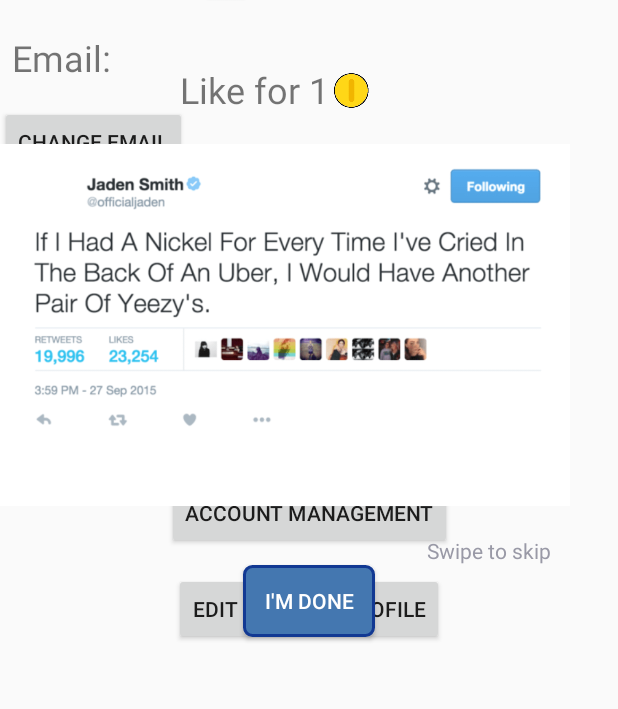
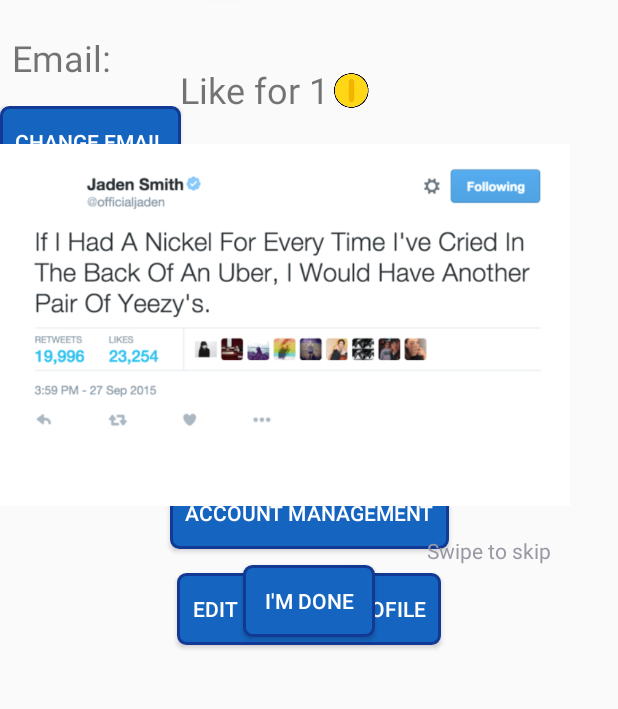
Before and after one commit to rscsam/Social-Contract, an Android app: the fragment DiscoverFragment placed in its activity, after a tap on "user_logo", on a phone screen of 412 x 824 dp, the part 147-856 px from its top. Run offline under Robolectric (Android 15) with nearby library versions, the phone set to English and light mode, and no system bars; our stand-ins replace Volley; libraries missing offline, so code that uses them is left out: com.twitter.sdk; network calls fail; 2 statements that could not run were skipped.

Commit message:
Merge branches 'ali' and 'master' of https://github.com/rscsam/Social-Contract into ali

```diff
--- /dev/null
+++ b/app/src/main/res/drawable/new_custom_button.xml
@@ -0,0 +1,34 @@
+<?xml version="1.0" encoding="utf-8"?>
+<selector xmlns:android="http://schemas.android.com/apk/res/android">
+    <item android:state_enabled="false">
+        <shape>
+            <solid android:color="#1565C0"/>
+            <stroke
+                android:width="2dp"
+                android:color="@color/colorPrimaryDark"/>
+            <corners
+                android:radius="5dp" />
+            <padding
+                android:bottom="10dp"
+                android:top="10dp"
+                android:left="10dp"
+                android:right="10dp" />
+        </shape>
+    </item>
+
+    <item>
+        <shape>
+            <solid android:color="#1565C0"/>
+            <stroke
+                android:width="2dp"
+                android:color="@color/colorPrimaryDark"/>
+            <corners
+                android:radius="5dp" />
+            <padding
+                android:bottom="10dp"
+                android:top="10dp"
+                android:left="10dp"
+                android:right="10dp" />
+        </shape>
+    </item>
+</selector>
--- a/app/src/main/res/layout/activity_forgot_password.xml
+++ b/app/src/main/res/layout/activity_forgot_password.xml
@@ -63,6 +63,8 @@
         android:layout_marginStart="20dp"
         android:onClick="onClickSend"
         android:text="@string/send_me_reset_instructions"
+        android:textColor="@color/white"
+        android:background="@drawable/new_custom_button"
         app:layout_constraintBottom_toBottomOf="parent"
         app:layout_constraintStart_toStartOf="parent"
         app:layout_constraintTop_toBottomOf="@+id/editText4" />
--- a/app/src/main/res/layout/activity_login.xml
+++ b/app/src/main/res/layout/activity_login.xml
@@ -42,6 +42,8 @@
         android:layout_marginStart="8dp"
         android:layout_marginTop="30dp"
         android:onClick="onClickLogin"
+        android:background="@drawable/new_custom_button"
+        android:textColor="@color/white"
         android:text="@string/login"
         app:layout_constraintEnd_toEndOf="parent"
         app:layout_constraintStart_toStartOf="parent"
--- a/app/src/main/res/layout/activity_registration.xml
+++ b/app/src/main/res/layout/activity_registration.xml
@@ -89,6 +89,8 @@
         android:layout_marginTop="44dp"
         android:onClick="onClickRegisterDone"
         android:text="@string/register"
+        android:textColor="@color/white"
+        android:background="@drawable/new_custom_button"
         app:layout_constraintEnd_toEndOf="parent"
         app:layout_constraintStart_toStartOf="parent"
         app:layout_constraintTop_toBottomOf="@+id/register_password_confirm_et" />
--- a/app/src/main/res/layout/activity_registration_confirmemail.xml
+++ b/app/src/main/res/layout/activity_registration_confirmemail.xml
@@ -14,6 +14,8 @@
         android:layout_marginTop="8dp"
         android:onClick="onClickConfirm"
         android:text="@string/confirm_email_address"
+        android:textColor="@color/white"
+        android:background="@drawable/new_custom_button"
         app:layout_constraintStart_toStartOf="@+id/textView15"
         app:layout_constraintTop_toBottomOf="@+id/textView16" />
 
--- a/app/src/main/res/layout/discover_account_selected_instagram.xml
+++ b/app/src/main/res/layout/discover_account_selected_instagram.xml
@@ -35,8 +35,8 @@
             android:layout_width="wrap_content"
             android:layout_height="wrap_content"
             android:layout_gravity="center"
-            android:background="@drawable/custom_button"
             android:textColor="@color/white"
+            android:background="@drawable/new_custom_button"
             android:text="@string/go" />
 
     </LinearLayout>
--- a/app/src/main/res/layout/discover_account_selected_twitter.xml
+++ b/app/src/main/res/layout/discover_account_selected_twitter.xml
@@ -41,8 +41,8 @@
             android:layout_width="wrap_content"
             android:layout_height="wrap_content"
             android:layout_gravity="center"
-            android:background="@drawable/custom_button"
             android:textColor="@color/white"
+            android:background="@drawable/new_custom_button"
             android:text="@string/go" />
 
     </LinearLayout>
--- a/app/src/main/res/layout/fragment_account_management.xml
+++ b/app/src/main/res/layout/fragment_account_management.xml
@@ -36,6 +36,8 @@
         android:layout_height="52dp"
         android:layout_marginBottom="52dp"
         android:text="@string/connect_account"
+        android:textColor="@color/white"
+        android:background="@drawable/new_custom_button"
         app:layout_constraintBottom_toBottomOf="parent"
         app:layout_constraintEnd_toEndOf="parent"
         app:layout_constraintStart_toStartOf="parent" />
--- a/app/src/main/res/layout/fragment_discover.xml
+++ b/app/src/main/res/layout/fragment_discover.xml
@@ -81,8 +81,8 @@
         android:id="@+id/im_done_button"
         android:layout_width="wrap_content"
         android:layout_height="wrap_content"
-        android:background="@drawable/custom_button"
         android:textColor="@color/white"
+        android:background="@drawable/new_custom_button"
         app:layout_constraintStart_toStartOf="@+id/icons_group"
         app:layout_constraintEnd_toEndOf="@+id/icons_group"
         app:layout_constraintTop_toBottomOf="@+id/skip_text"
--- a/app/src/main/res/layout/fragment_edit_interest_profile.xml
+++ b/app/src/main/res/layout/fragment_edit_interest_profile.xml
@@ -62,8 +62,8 @@
         android:text="@string/save_changes"
         android:layout_width="wrap_content"
         android:layout_height="wrap_content"
-        android:background="@drawable/custom_button"
         android:textColor="@color/white"
+        android:background="@drawable/new_custom_button"
         app:layout_constraintTop_toBottomOf="@id/interest_checkboxes_ll"
         app:layout_constraintBottom_toBottomOf="parent"
         app:layout_constraintStart_toStartOf="parent"
--- a/app/src/main/res/layout/fragment_facebook_grow.xml
+++ b/app/src/main/res/layout/fragment_facebook_grow.xml
@@ -133,6 +133,8 @@
         android:layout_marginTop="8dp"
         android:text="@string/facebook_grow_go"
         android:textSize="24sp"
+        android:textColor="@color/white"
+        android:background="@drawable/new_custom_button"
         app:layout_constraintBottom_toBottomOf="parent"
         app:layout_constraintEnd_toEndOf="parent"
         app:layout_constraintStart_toStartOf="parent"
--- a/app/src/main/res/layout/fragment_home.xml
+++ b/app/src/main/res/layout/fragment_home.xml
@@ -27,7 +27,7 @@
         android:layout_height="60dp"
         android:text="@string/discover"
         android:textColor="@color/white"
-        android:background="@drawable/custom_button"
+        android:background="@drawable/new_custom_button"
         android:layout_marginEnd="5dp"
         android:layout_marginBottom="2dp"
         app:layout_constraintBottom_toBottomOf="parent"
@@ -40,7 +40,7 @@
         android:layout_height="60dp"
         android:text="@string/grow"
         android:textColor="@color/white"
-        android:background="@drawable/custom_button"
+        android:background="@drawable/new_custom_button"
         android:layout_marginBottom="2dp"
         app:layout_constraintBaseline_toBaselineOf="@id/discover_button"
         app:layout_constraintEnd_toEndOf="parent"
--- a/app/src/main/res/layout/fragment_instagram_grow.xml
+++ b/app/src/main/res/layout/fragment_instagram_grow.xml
@@ -131,6 +131,8 @@
         android:layout_marginEnd="8dp"
         android:layout_marginStart="8dp"
         android:layout_marginTop="8dp"
+        android:textColor="@color/white"
+        android:background="@drawable/new_custom_button"
         android:text="@string/go"
         android:textSize="24sp"
         app:layout_constraintBottom_toBottomOf="parent"
--- a/app/src/main/res/layout/fragment_profile.xml
+++ b/app/src/main/res/layout/fragment_profile.xml
@@ -41,6 +41,8 @@
             android:id="@+id/change_email_bt"
             android:layout_width="wrap_content"
             android:layout_height="wrap_content"
+            android:textColor="@color/white"
+            android:background="@drawable/new_custom_button"
             android:text="@string/change_email" />
 
         <EditText
@@ -81,6 +83,8 @@
             android:id="@+id/change_password_bt"
             android:layout_width="wrap_content"
             android:layout_height="wrap_content"
+            android:textColor="@color/white"
+            android:background="@drawable/new_custom_button"
             android:text="@string/change_password" />
 
         <EditText
@@ -96,6 +100,8 @@
             android:id="@+id/confirm_password_bt"
             android:layout_width="wrap_content"
             android:layout_height="match_parent"
+            android:textColor="@color/white"
+            android:background="@drawable/new_custom_button"
             android:text="@string/confirm"
             android:visibility="gone" />
 
@@ -103,6 +109,8 @@
             android:id="@+id/cancel_password_bt"
             android:layout_width="wrap_content"
             android:layout_height="match_parent"
+            android:textColor="@color/white"
+            android:background="@drawable/new_custom_button"
             android:text="@string/cancel"
             android:visibility="gone" />
 
@@ -116,6 +124,8 @@
         android:layout_marginStart="8dp"
         android:layout_marginTop="360dp"
         android:text="@string/account_management"
+        android:textColor="@color/white"
+        android:background="@drawable/new_custom_button"
         app:layout_constraintEnd_toEndOf="parent"
         app:layout_constraintStart_toStartOf="parent"
         app:layout_constraintTop_toTopOf="parent" />
@@ -127,6 +137,8 @@
         android:layout_marginBottom="8dp"
         android:layout_marginTop="16dp"
         android:text="@string/edit_interest_profile"
+        android:textColor="@color/white"
+        android:background="@drawable/new_custom_button"
         app:layout_constraintTop_toBottomOf="@+id/account_management_button"
         app:layout_constraintStart_toStartOf="parent"
         app:layout_constraintEnd_toEndOf="parent"/>
--- a/app/src/main/res/layout/fragment_twitter_grow.xml
+++ b/app/src/main/res/layout/fragment_twitter_grow.xml
@@ -155,6 +155,8 @@
         android:layout_marginStart="8dp"
         android:layout_marginTop="8dp"
         android:text="@string/go"
+        android:textColor="@color/white"
+        android:background="@drawable/new_custom_button"
         android:textSize="24sp"
         app:layout_constraintBottom_toBottomOf="parent"
         app:layout_constraintEnd_toEndOf="parent"
--- a/app/src/main/res/layout/fragment_update_profile.xml
+++ b/app/src/main/res/layout/fragment_update_profile.xml
@@ -14,6 +14,8 @@
         android:layout_marginBottom="8dp"
         android:layout_marginTop="40dp"
         android:layout_marginStart="12dp"
+        android:textColor="@color/white"
+        android:background="@drawable/new_custom_button"
         android:text="@string/change_email"
         app:layout_constraintStart_toStartOf="@id/change_password_button_two"
         app:layout_constraintTop_toBottomOf="@+id/change_email_text" />
@@ -25,6 +27,8 @@
         android:layout_marginBottom="8dp"
         android:layout_marginTop="40dp"
         android:layout_marginStart="110dp"
+        android:textColor="@color/white"
+        android:background="@drawable/new_custom_button"
         android:text="@string/change_password"
         app:layout_constraintTop_toBottomOf="@+id/change_password_text"
         app:layout_constraintStart_toStartOf="parent" />
```
